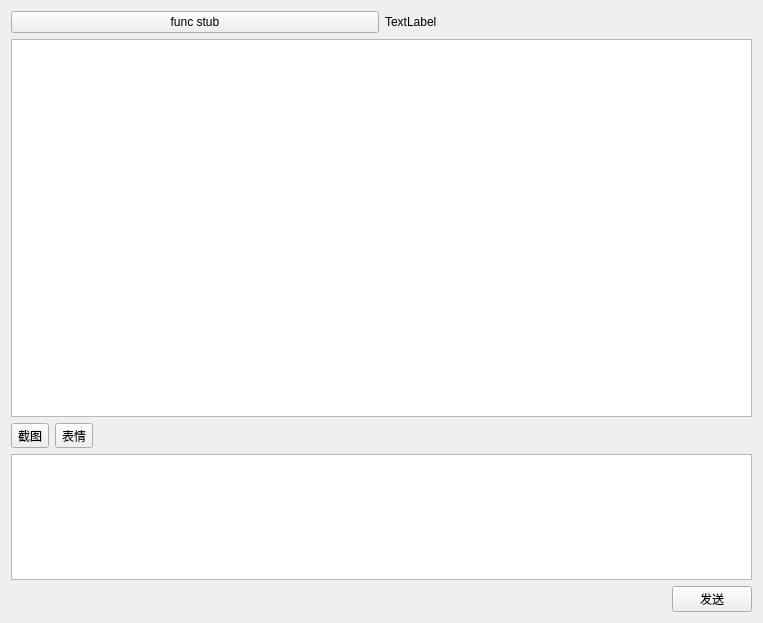
Before: the Qt Designer form gui/chat_widget.ui in avplayer/avim, drawn with Qt 5.
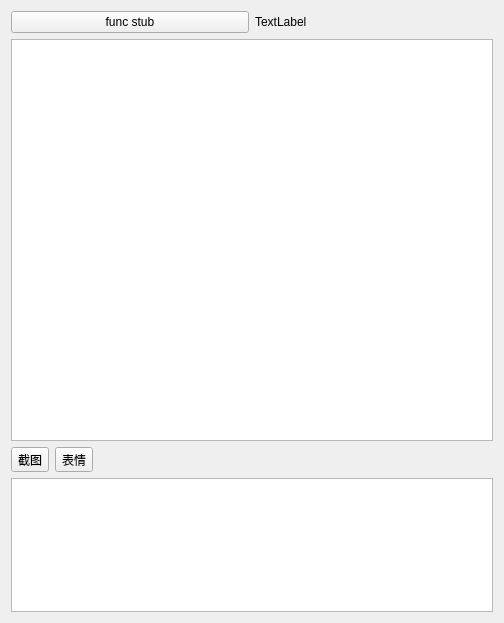
After: the same form once the commit is applied.

Patch:
```diff
--- a/gui/chat_widget.ui
+++ b/gui/chat_widget.ui
@@ -6,7 +6,7 @@
    <rect>
     <x>0</x>
     <y>0</y>
-    <width>763</width>
+    <width>504</width>
     <height>623</height>
    </rect>
   </property>
@@ -74,8 +74,8 @@
         <string>&lt;!DOCTYPE HTML PUBLIC &quot;-//W3C//DTD HTML 4.0//EN&quot; &quot;http://www.w3.org/TR/REC-html40/strict.dtd&quot;&gt;
 &lt;html&gt;&lt;head&gt;&lt;meta name=&quot;qrichtext&quot; content=&quot;1&quot; /&gt;&lt;style type=&quot;text/css&quot;&gt;
 p, li { white-space: pre-wrap; }
-&lt;/style&gt;&lt;/head&gt;&lt;body style=&quot; font-family:'DejaVu Sans Mono'; font-size:11pt; font-weight:400; font-style:normal;&quot;&gt;
-&lt;p style=&quot;-qt-paragraph-type:empty; margin-top:0px; margin-bottom:0px; margin-left:0px; margin-right:0px; -qt-block-indent:0; text-indent:0px;&quot;&gt;&lt;br /&gt;&lt;/p&gt;&lt;/body&gt;&lt;/html&gt;</string>
+&lt;/style&gt;&lt;/head&gt;&lt;body style=&quot; font-family:'.Helvetica Neue DeskInterface'; font-size:13pt; font-weight:400; font-style:normal;&quot;&gt;
+&lt;p style=&quot;-qt-paragraph-type:empty; margin-top:0px; margin-bottom:0px; margin-left:0px; margin-right:0px; -qt-block-indent:0; text-indent:0px; font-family:'DejaVu Sans Mono'; font-size:11pt;&quot;&gt;&lt;br /&gt;&lt;/p&gt;&lt;/body&gt;&lt;/html&gt;</string>
        </property>
        <property name="placeholderText" stdset="0">
         <string/>
@@ -83,34 +83,7 @@
       </widget>
      </item>
      <item>
-      <layout class="QHBoxLayout" name="horizontalLayout">
-       <item>
-        <spacer name="horizontalSpacer">
-         <property name="orientation">
-          <enum>Qt::Horizontal</enum>
-         </property>
-         <property name="sizeType">
-          <enum>QSizePolicy::Expanding</enum>
-         </property>
-         <property name="sizeHint" stdset="0">
-          <size>
-           <width>40</width>
-           <height>20</height>
-          </size>
-         </property>
-        </spacer>
-       </item>
-       <item>
-        <widget class="QPushButton" name="sendButton">
-         <property name="text">
-          <string>发送</string>
-         </property>
-         <property name="shortcut">
-          <string>Ctrl+Return</string>
-         </property>
-        </widget>
-       </item>
-      </layout>
+      <layout class="QHBoxLayout" name="horizontalLayout"/>
      </item>
     </layout>
    </item>
```
Left out of the diff: 2 changed lines with no effect on the pictures.
